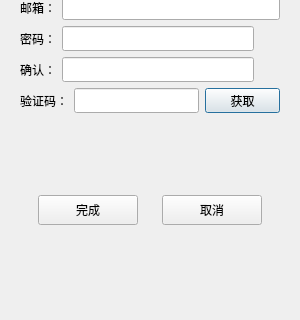
Before: the Qt Designer form Clients/GuChat/registerdialog.ui in Lenis0/GuChat, drawn with Qt 5; both pictures show x 0 to 300 and y 180 to 500 of the 300 by 500 pixel window.
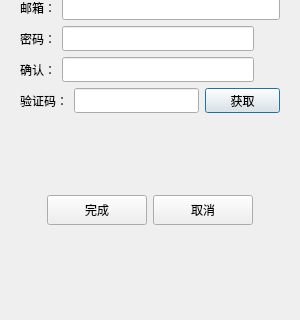
After: the same form once the commit is applied. Custom widgets are drawn as their Qt base class.

The edit to the form file:
```diff
--- a/Clients/GuChat/registerdialog.ui
+++ b/Clients/GuChat/registerdialog.ui
@@ -346,6 +346,19 @@
          </item>
          <item>
           <layout class="QHBoxLayout" name="horizontalLayout_6">
+           <item>
+            <spacer name="horizontalSpacer_3">
+             <property name="orientation">
+              <enum>Qt::Horizontal</enum>
+             </property>
+             <property name="sizeHint" stdset="0">
+              <size>
+               <width>40</width>
+               <height>20</height>
+              </size>
+             </property>
+            </spacer>
+           </item>
            <item>
             <widget class="QPushButton" name="confirm_btn">
              <property name="minimumSize">
@@ -384,6 +397,19 @@
              </property>
             </widget>
            </item>
+           <item>
+            <spacer name="horizontalSpacer_4">
+             <property name="orientation">
+              <enum>Qt::Horizontal</enum>
+             </property>
+             <property name="sizeHint" stdset="0">
+              <size>
+               <width>40</width>
+               <height>20</height>
+              </size>
+             </property>
+            </spacer>
+           </item>
           </layout>
          </item>
          <item>
```
